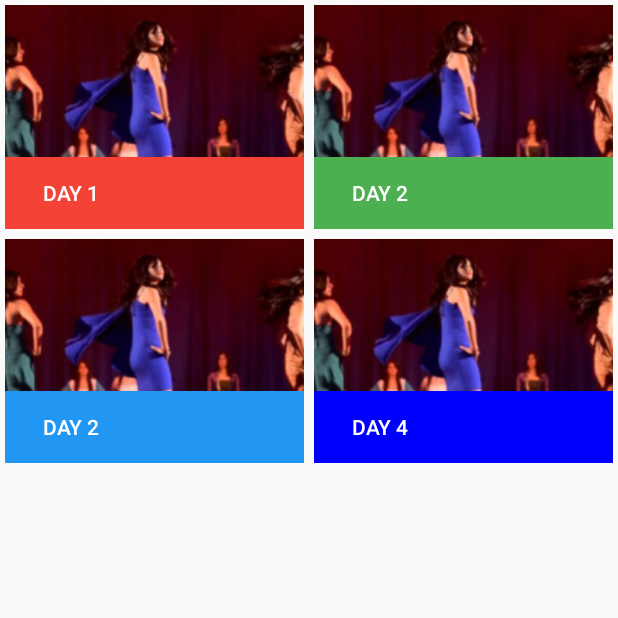
After one commit to udiboy1209/MoodI, an Android app: the fragment ScheduleFragment shown on its own in the app's theme, on a phone screen of 412 x 824 dp, the top half of it. The commit adds this screen. Run offline under Robolectric (Android 15) with nearby library versions, the phone set to English and light mode, and no system bars; 2 statements that could not run were skipped.

Commit message:
Schedule layout done

```diff
--- a/app/src/main/java/org/iitb/moodi/ui/activity/MainActivity.java
+++ b/app/src/main/java/org/iitb/moodi/ui/activity/MainActivity.java
@@ -15,6 +15,7 @@ import org.iitb.moodi.ui.fragment.EventListFragment;
 import org.iitb.moodi.ui.fragment.HomeFragment;
 import org.iitb.moodi.ui.fragment.NavigationDrawerFragment;
 import org.iitb.moodi.R;
+import org.iitb.moodi.ui.fragment.ScheduleFragment;
 
 
 public class MainActivity extends AppCompatActivity
@@ -65,8 +66,10 @@ public class MainActivity extends AppCompatActivity
         // update the main content by replacing fragments
         FragmentManager fragmentManager = getSupportFragmentManager();
 
-        if(position==0) {
-
+        if(position==1) {
+            fragmentManager.beginTransaction()
+                    .replace(R.id.container, ScheduleFragment.newInstance())
+                    .commit();
         }
     }
 
@@ -115,8 +118,10 @@ public class MainActivity extends AppCompatActivity
     }
 
     public void customizeToolbar(int resId, String title, View widget){
-        toolbarContainer.removeViewAt(toolbarContainer.getChildCount()-1);
-        toolbarContainer.addView(widget);
+        if(toolbarContainer.getChildCount()>1)
+            toolbarContainer.removeViewAt(toolbarContainer.getChildCount()-1);
+        if(widget!=null)
+            toolbarContainer.addView(widget);
 
         mTitle = title;
         restoreActionBar();
--- a/app/src/main/java/org/iitb/moodi/ui/fragment/NavigationDrawerFragment.java
+++ b/app/src/main/java/org/iitb/moodi/ui/fragment/NavigationDrawerFragment.java
@@ -108,7 +108,7 @@ public class NavigationDrawerFragment extends Fragment {
                 android.R.layout.simple_list_item_1,
                 android.R.id.text1,
                 new String[]{
-                        getString(R.string.title_navbar_tab1),"Treasure Hunt","Events Registration","Result","Augmented Reality","Contact Us"
+                        getString(R.string.title_navbar_tab1),"Schedule","Events Registration","Result","Augmented Reality","Contact Us"
                 }));
         mDrawerListView.setItemChecked(mCurrentSelectedPosition, true);
         return mDrawerListView;
--- /dev/null
+++ b/app/src/main/java/org/iitb/moodi/ui/fragment/ScheduleFragment.java
@@ -0,0 +1,37 @@
+package org.iitb.moodi.ui.fragment;
+
+import android.os.Bundle;
+import android.support.annotation.Nullable;
+import android.view.LayoutInflater;
+import android.view.View;
+import android.view.ViewGroup;
+
+import org.iitb.moodi.R;
+
+/**
+ * Created by udiboy on 22/10/15.
+ */
+public class ScheduleFragment extends BaseFragment {
+    public static ScheduleFragment newInstance() {
+        Bundle args = new Bundle();
+
+        ScheduleFragment fragment = new ScheduleFragment();
+        fragment.mID = R.layout.fragment_schedule;
+        fragment.setArguments(args);
+        return fragment;
+    }
+
+    @Nullable
+    @Override
+    public View onCreateView(LayoutInflater inflater, ViewGroup container, Bundle savedInstanceState) {
+        View v = inflater.inflate(R.layout.fragment_schedule, container, false);
+        return v;
+    }
+
+    @Override
+    public void onActivityCreated(@Nullable Bundle savedInstanceState) {
+        super.onActivityCreated(savedInstanceState);
+
+        mActivity.customizeToolbar(R.color.color_arts, "Schedule", null);
+    }
+}
--- /dev/null
+++ b/app/src/main/res/layout/fragment_schedule.xml
@@ -0,0 +1,59 @@
+<LinearLayout xmlns:android="http://schemas.android.com/apk/res/android"
+    android:layout_width="match_parent"
+    android:layout_height="match_parent"
+    android:orientation="vertical">
+    <LinearLayout
+        android:layout_width="fill_parent"
+        android:layout_height="wrap_content"
+        android:orientation="horizontal">
+        <LinearLayout
+            style="@style/ScheduleCard"
+            android:background="@color/color_arts"
+            android:tag="1">
+            <ImageView
+                style="@style/ScheduleCardImage"
+                android:src="@drawable/splash_bg"/>
+            <Button
+                style="@style/ScheduleCardButton"
+                android:text="Day 1"/>
+        </LinearLayout>
+        <LinearLayout
+            style="@style/ScheduleCard"
+            android:background="@color/color_compi"
+            android:tag="2">
+            <ImageView
+                style="@style/ScheduleCardImage"
+                android:src="@drawable/splash_bg"/>
+            <Button
+                style="@style/ScheduleCardButton"
+                android:text="Day 2"/>
+            </LinearLayout>
+    </LinearLayout>
+    <LinearLayout
+        android:layout_width="fill_parent"
+        android:layout_height="wrap_content"
+        android:orientation="horizontal">
+        <LinearLayout
+            style="@style/ScheduleCard"
+            android:background="@color/color_informals"
+            android:tag="3">
+            <ImageView
+                style="@style/ScheduleCardImage"
+                android:src="@drawable/splash_bg"/>
+            <Button
+                style="@style/ScheduleCardButton"
+                android:text="Day 2"/>
+            </LinearLayout>
+        <LinearLayout
+            style="@style/ScheduleCard"
+            android:background="@color/blue"
+            android:tag="4">
+            <ImageView
+                style="@style/ScheduleCardImage"
+                android:src="@drawable/splash_bg"/>
+            <Button
+                style="@style/ScheduleCardButton"
+                android:text="Day 4"/>
+            </LinearLayout>
+    </LinearLayout>
+</LinearLayout>
--- /dev/null
+++ b/app/src/main/res/values/fragment_schedule_timeline.xml
@@ -0,0 +1,29 @@
+<?xml version="1.0" encoding="utf-8"?>
+<resources>
+    <style name="ScheduleCard">
+        <item name="android:layout_weight">1</item>
+        <item name="android:layout_width">0dp</item>
+        <item name="android:layout_height">wrap_content</item>
+        <item name="android:orientation">vertical</item>
+        <item name="android:layout_margin">3dp</item>
+        <item name="android:onClick">gotoTimeline</item>
+    </style>
+
+    <style name="ScheduleCardImage">
+        <item name="android:layout_width">match_parent</item>
+        <item name="android:layout_height">wrap_content</item>
+        <item name="android:scaleType">fitCenter</item>
+        <item name="android:adjustViewBounds">true</item>
+        <item name="android:padding">0dp</item>
+    </style>
+
+    <style name="ScheduleCardButton">
+        <item name="android:layout_width">match_parent</item>
+        <item name="android:layout_height">wrap_content</item>
+        <item name="android:textColor">#FFF</item>
+        <item name="android:layout_margin">0dp</item>
+        <item name="android:gravity">left|center_vertical</item>
+        <item name="android:paddingLeft">25dp</item>
+        <item name="android:background">?android:attr/selectableItemBackground</item>
+    </style>
+</resources>
```
